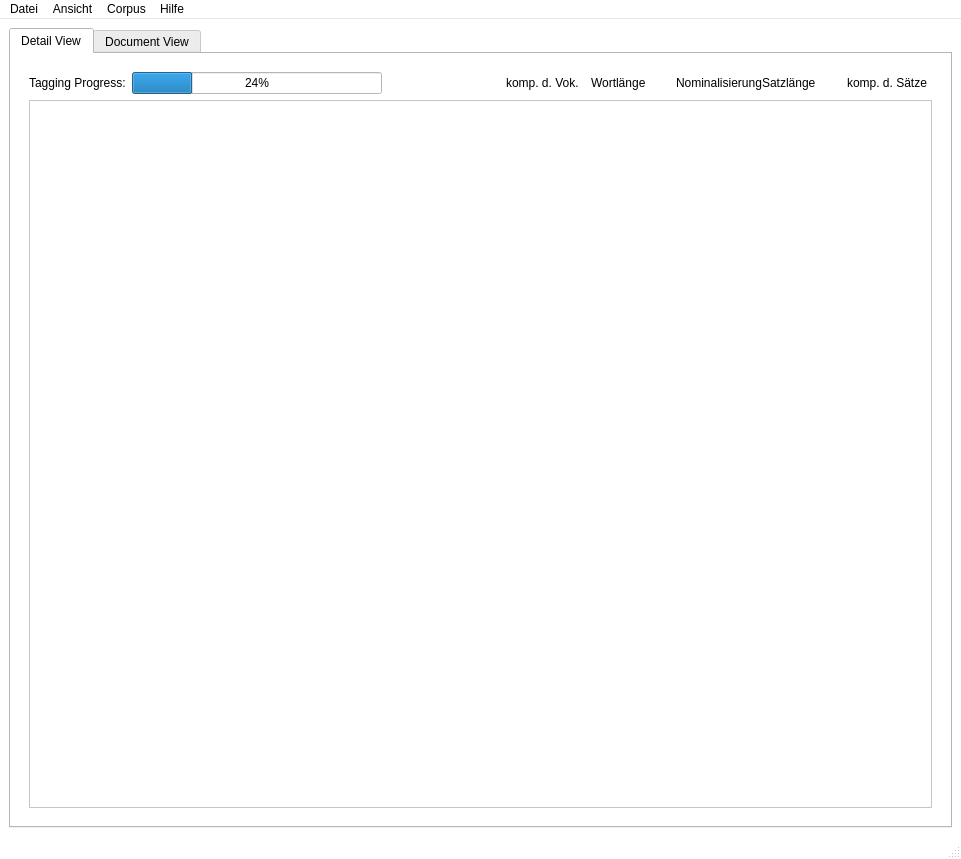
Above: src/ui/ui_files/testview2.ui from Zarnosch/AVaAoMDTV before the change. Below: the same form after it.
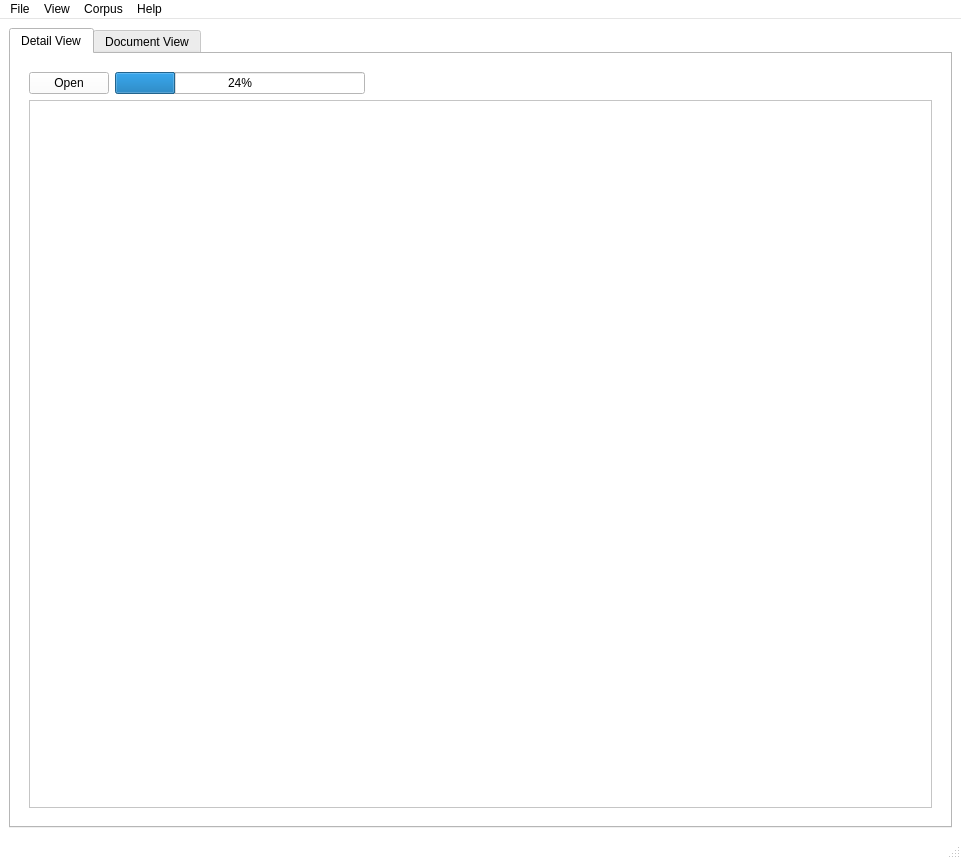
That is the form after the change. The open tabs and pages were chosen to show the change.

Commit message: Changed the ui to english added an openbutton deleted the features in detail view fixed the bugg, that the program crash, when we don´t choose a text in the filechooser.

The edit to the form file:
```diff
--- a/src/ui/ui_files/testview2.ui
+++ b/src/ui/ui_files/testview2.ui
@@ -477,13 +477,6 @@
             <layout class="QHBoxLayout" name="horizontalLayout_4">
              <item>
               <layout class="QGridLayout" name="gridLayout_12">
-               <item row="0" column="0">
-                <widget class="QLabel" name="label_4">
-                 <property name="text">
-                  <string>Tagging Progress:</string>
-                 </property>
-                </widget>
-               </item>
                <item row="0" column="1">
                 <widget class="QProgressBar" name="progressBar_2">
                  <property name="sizePolicy">
@@ -503,6 +496,13 @@
                  </property>
                 </widget>
                </item>
+               <item row="0" column="0">
+                <widget class="QPushButton" name="openButton_2">
+                 <property name="text">
+                  <string>Open</string>
+                 </property>
+                </widget>
+               </item>
               </layout>
              </item>
              <item>
@@ -535,101 +535,6 @@
                <property name="spacing">
                 <number>0</number>
                </property>
-               <item row="0" column="4">
-                <widget class="QLabel" name="labelWortlaenge_5">
-                 <property name="sizePolicy">
-                  <sizepolicy hsizetype="Fixed" vsizetype="Preferred">
-                   <horstretch>0</horstretch>
-                   <verstretch>0</verstretch>
-                  </sizepolicy>
-                 </property>
-                 <property name="minimumSize">
-                  <size>
-                   <width>85</width>
-                   <height>0</height>
-                  </size>
-                 </property>
-                 <property name="text">
-                  <string>Wortlänge </string>
-                 </property>
-                </widget>
-               </item>
-               <item row="0" column="2">
-                <widget class="QLabel" name="labelKompVok_5">
-                 <property name="sizePolicy">
-                  <sizepolicy hsizetype="Fixed" vsizetype="Preferred">
-                   <horstretch>0</horstretch>
-                   <verstretch>0</verstretch>
-                  </sizepolicy>
-                 </property>
-                 <property name="minimumSize">
-                  <size>
-                   <width>85</width>
-                   <height>0</height>
-                  </size>
-                 </property>
-                 <property name="text">
-                  <string>komp. d. Vok.</string>
-                 </property>
-                </widget>
-               </item>
-               <item row="0" column="7">
-                <widget class="QLabel" name="labelKompSatz_5">
-                 <property name="sizePolicy">
-                  <sizepolicy hsizetype="Fixed" vsizetype="Preferred">
-                   <horstretch>0</horstretch>
-                   <verstretch>0</verstretch>
-                  </sizepolicy>
-                 </property>
-                 <property name="minimumSize">
-                  <size>
-                   <width>85</width>
-                   <height>0</height>
-                  </size>
-                 </property>
-                 <property name="text">
-                  <string>komp. d. Sätze</string>
-                 </property>
-                </widget>
-               </item>
-               <item row="0" column="6">
-                <widget class="QLabel" name="labelSatzlaenge_5">
-                 <property name="sizePolicy">
-                  <sizepolicy hsizetype="Fixed" vsizetype="Preferred">
-                   <horstretch>0</horstretch>
-                   <verstretch>0</verstretch>
-                  </sizepolicy>
-                 </property>
-                 <property name="minimumSize">
-                  <size>
-                   <width>85</width>
-                   <height>0</height>
-                  </size>
-                 </property>
-                 <property name="text">
-                  <string>Satzlänge</string>
-                 </property>
-                </widget>
-               </item>
-               <item row="0" column="5">
-                <widget class="QLabel" name="labelNom_5">
-                 <property name="sizePolicy">
-                  <sizepolicy hsizetype="Fixed" vsizetype="Preferred">
-                   <horstretch>0</horstretch>
-                   <verstretch>0</verstretch>
-                  </sizepolicy>
-                 </property>
-                 <property name="minimumSize">
-                  <size>
-                   <width>85</width>
-                   <height>0</height>
-                  </size>
-                 </property>
-                 <property name="text">
-                  <string>Nominalisierung</string>
-                 </property>
-                </widget>
-               </item>
               </layout>
              </item>
             </layout>
@@ -1052,17 +957,10 @@
    </property>
    <widget class="QMenu" name="menuDatei">
     <property name="title">
-     <string>Datei</string>
+     <string>File</string>
     </property>
     <addaction name="actionText_ffnen"/>
    </widget>
-   <widget class="QMenu" name="menuAnsicht">
-    <property name="title">
-     <string>Ansicht</string>
-    </property>
-    <addaction name="actionMinimal"/>
-    <addaction name="actionExtended"/>
-   </widget>
    <widget class="QMenu" name="menuCorpus_2">
     <property name="title">
      <string>Corpus</string>
@@ -1080,10 +978,17 @@
    </widget>
    <widget class="QMenu" name="menuHilfe">
     <property name="title">
-     <string>Hilfe</string>
+     <string>Help</string>
     </property>
     <addaction name="action_ber"/>
    </widget>
+   <widget class="QMenu" name="menuAnsicht">
+    <property name="title">
+     <string>View</string>
+    </property>
+    <addaction name="actionDocumentView"/>
+    <addaction name="actionDetailView"/>
+   </widget>
    <addaction name="menuDatei"/>
    <addaction name="menuAnsicht"/>
    <addaction name="menuCorpus_2"/>
```
Left out of the diff: 44 changed lines with no effect on the pictures. The commit also changes 2 other files.
